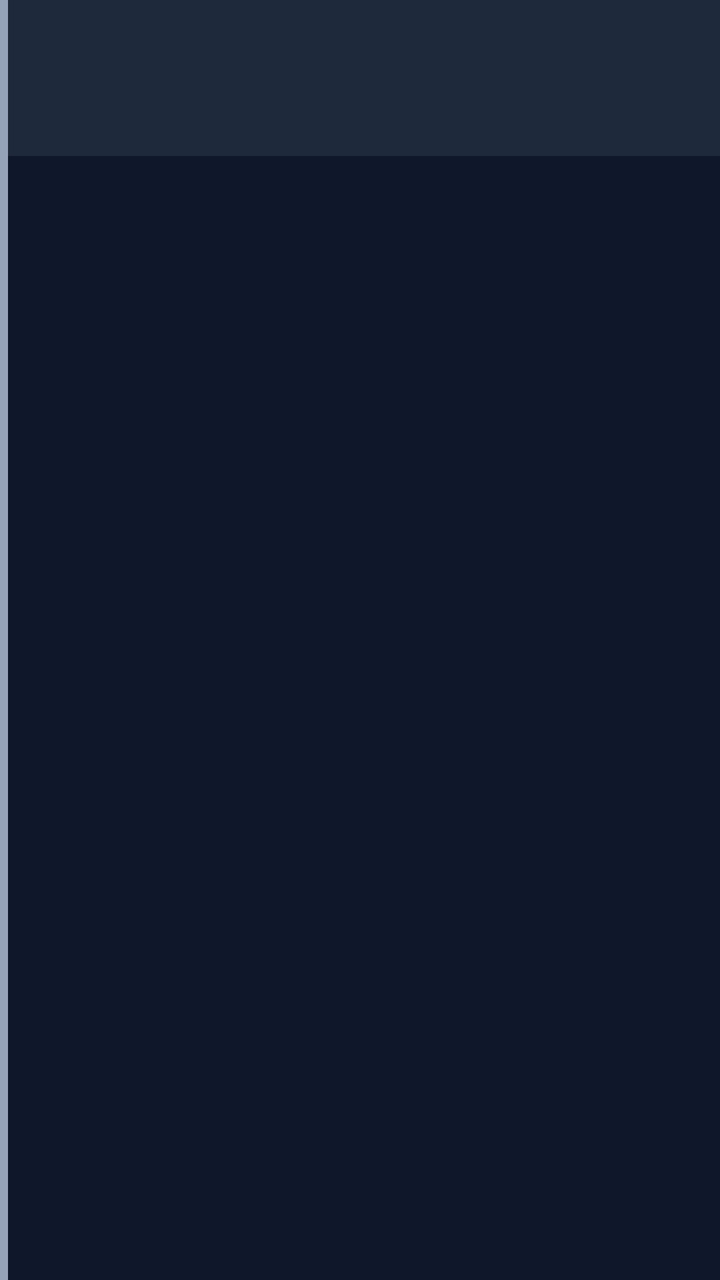
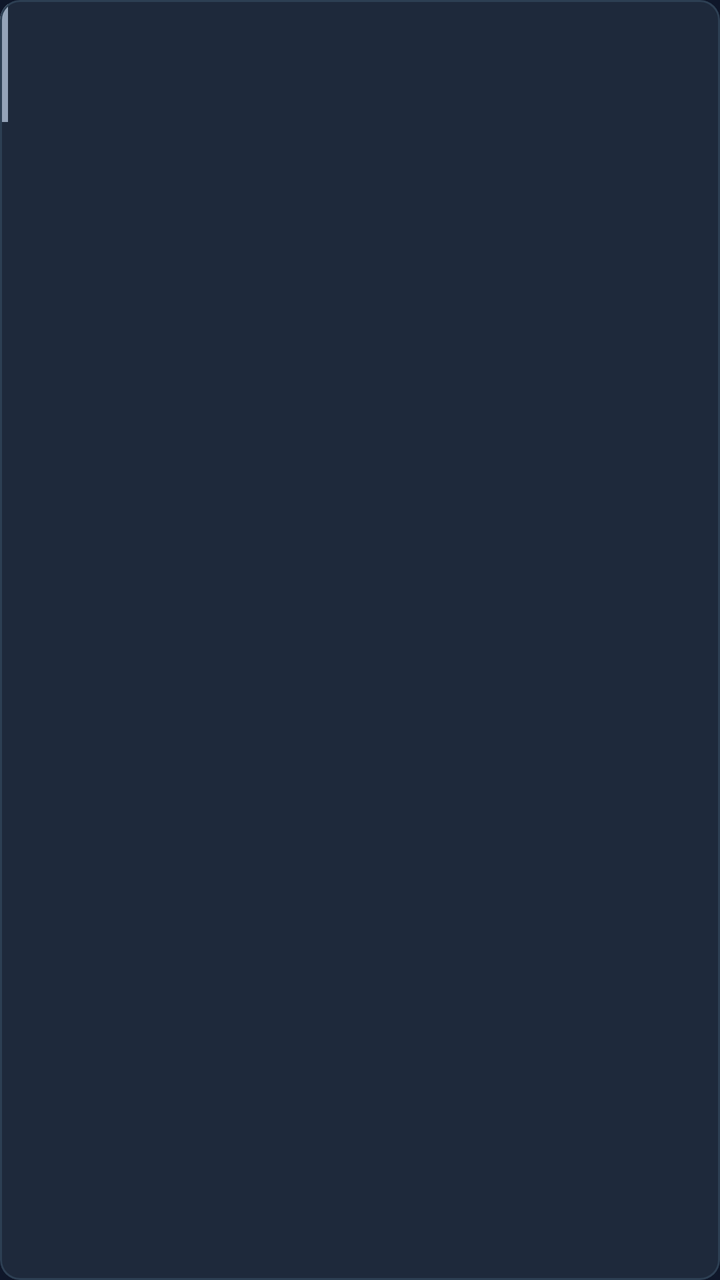

Before-and-after screenshots of an Android layout around one commit, followed by the original layout XML and the change that was made.
<!-- AndroidManifest.xml: application theme Theme.FFDownloader -->
<!-- res/layout/item_queue.xml -->
<?xml version="1.0" encoding="utf-8"?>
<LinearLayout xmlns:android="http://schemas.android.com/apk/res/android"
    android:layout_width="match_parent"
    android:layout_height="wrap_content"
    android:orientation="horizontal"
    android:layout_marginBottom="8dp">

    <View
        android:id="@+id/statusIndicator"
        android:layout_width="4dp"
        android:layout_height="match_parent"
        android:background="@color/ff_muted" />

    <LinearLayout
        android:layout_width="0dp"
        android:layout_height="wrap_content"
        android:layout_weight="1"
        android:background="@color/ff_surface"
        android:orientation="vertical"
        android:padding="12dp">

        <TextView
            android:id="@+id/itemTitle"
            android:layout_width="match_parent"
            android:layout_height="wrap_content"
            android:textColor="@color/ff_text"
            android:textStyle="bold"
            android:textSize="14sp"
            android:maxLines="1"
            android:ellipsize="middle" />

        <TextView
            android:id="@+id/itemCategory"
            android:layout_width="match_parent"
            android:layout_height="wrap_content"
            android:layout_marginTop="1dp"
            android:textColor="@color/ff_accent"
            android:textSize="11sp" />

        <TextView
            android:id="@+id/itemStatus"
            android:layout_width="match_parent"
            android:layout_height="wrap_content"
            android:layout_marginTop="3dp"
            android:textColor="@color/ff_muted"
            android:textSize="12sp"
            android:maxLines="3"
            android:ellipsize="end" />

        <ProgressBar
            android:id="@+id/itemProgress"
            style="?android:attr/progressBarStyleHorizontal"
            android:layout_width="match_parent"
            android:layout_height="wrap_content"
            android:layout_marginTop="6dp"
            android:max="100"
            android:visibility="gone" />

        <LinearLayout
            android:id="@+id/itemActions"
            android:layout_width="match_parent"
            android:layout_height="wrap_content"
            android:layout_marginTop="6dp"
            android:orientation="horizontal"
            android:visibility="gone">

            <Button
                android:id="@+id/itemPauseResume"
                style="?android:attr/borderlessButtonStyle"
                android:layout_width="wrap_content"
                android:layout_height="wrap_content"
                android:minWidth="0dp"
                android:minHeight="0dp"
                android:paddingHorizontal="0dp"
                android:layout_marginEnd="24dp"
                android:textColor="@color/ff_accent"
                android:textSize="13sp"
                android:textStyle="bold"
                android:text="@string/action_pause" />

            <Button
                android:id="@+id/itemCancel"
                style="?android:attr/borderlessButtonStyle"
                android:layout_width="wrap_content"
                android:layout_height="wrap_content"
                android:minWidth="0dp"
                android:minHeight="0dp"
                android:paddingHorizontal="0dp"
                android:textColor="@color/ff_error"
                android:textSize="13sp"
                android:textStyle="bold"
                android:text="@string/action_cancel" />
        </LinearLayout>

    </LinearLayout>
</LinearLayout>
<!-- resources referenced by this layout -->
<resources>
  <color name="ff_accent">#38BDF8</color>
  <color name="ff_error">#F87171</color>
  <color name="ff_muted">#94A3B8</color>
  <color name="ff_surface">#1E293B</color>
  <color name="ff_text">#F1F5F9</color>
  <string name="action_cancel">Cancel</string>
  <string name="action_pause">Pause</string>
  <style name="Theme.FFDownloader" parent="Theme.MaterialComponents.DayNight.NoActionBar">
          <item name="colorPrimary">@color/ff_accent</item>
          <item name="colorPrimaryDark">@color/ff_bg</item>
          <item name="colorAccent">@color/ff_accent</item>
          <item name="android:windowBackground">@color/ff_bg</item>
          <item name="android:statusBarColor">@color/ff_bg</item>
      </style>
  <color name="ff_bg">#0F172A</color>
</resources>

<!-- the commit's change to res/layout/item_queue.xml (unified diff, before → after) -->
@@ -1,96 +1,144 @@
 <?xml version="1.0" encoding="utf-8"?>
-<LinearLayout xmlns:android="http://schemas.android.com/apk/res/android"
+<com.google.android.material.card.MaterialCardView
+    xmlns:android="http://schemas.android.com/apk/res/android"
+    xmlns:app="http://schemas.android.com/apk/res-auto"
     android:layout_width="match_parent"
     android:layout_height="wrap_content"
-    android:orientation="horizontal"
-    android:layout_marginBottom="8dp">
-
-    <View
-        android:id="@+id/statusIndicator"
-        android:layout_width="4dp"
-        android:layout_height="match_parent"
-        android:background="@color/ff_muted" />
+    android:layout_marginBottom="8dp"
+    app:cardBackgroundColor="@color/ff_surface"
+    app:cardCornerRadius="10dp"
+    app:cardElevation="0dp"
+    app:strokeColor="@color/ff_divider"
+    app:strokeWidth="1dp">
 
     <LinearLayout
-        android:layout_width="0dp"
+        android:layout_width="match_parent"
         android:layout_height="wrap_content"
-        android:layout_weight="1"
-        android:background="@color/ff_surface"
-        android:orientation="vertical"
-        android:padding="12dp">
+        android:orientation="horizontal">
 
-        <TextView
-            android:id="@+id/itemTitle"
-            android:layout_width="match_parent"
+        
+        <View
+            android:id="@+id/statusIndicator"
+            android:layout_width="4dp"
+            android:layout_height="match_parent"
+            android:background="@color/ff_muted" />
+
+        
+        <LinearLayout
+            android:layout_width="0dp"
             android:layout_height="wrap_content"
-            android:textColor="@color/ff_text"
-            android:textStyle="bold"
-            android:textSize="14sp"
-            android:maxLines="1"
-            android:ellipsize="middle" />
+            android:layout_weight="1"
+            android:orientation="vertical"
+            android:padding="12dp">
 
-        <TextView
-            android:id="@+id/itemCategory"
-            android:layout_width="match_parent"
-            android:layout_height="wrap_content"
-            android:layout_marginTop="1dp"
-            android:textColor="@color/ff_accent"
-            android:textSize="11sp" />
+            
+            <LinearLayout
+                android:layout_width="match_parent"
+                android:layout_height="wrap_content"
+                android:orientation="horizontal"
+                android:gravity="center_vertical">
 
-        <TextView
-            android:id="@+id/itemStatus"
-            android:layout_width="match_parent"
-            android:layout_height="wrap_content"
-            android:layout_marginTop="3dp"
-            android:textColor="@color/ff_muted"
-            android:textSize="12sp"
-            android:maxLines="3"
-            android:ellipsize="end" />
+                <TextView
+                    android:id="@+id/itemTitle"
+                    android:layout_width="0dp"
+                    android:layout_height="wrap_content"
+                    android:layout_weight="1"
+                    android:textColor="@color/ff_text"
+                    android:textStyle="bold"
+                    android:textSize="13sp"
+                    android:maxLines="1"
+                    android:ellipsize="middle" />
 
-        <ProgressBar
-            android:id="@+id/itemProgress"
-            style="?android:attr/progressBarStyleHorizontal"
-            android:layout_width="match_parent"
-            android:layout_height="wrap_content"
-            android:layout_marginTop="6dp"
-            android:max="100"
-            android:visibility="gone" />
+                <TextView
+                    android:id="@+id/itemCategory"
+                    android:layout_width="wrap_content"
+                    android:layout_height="wrap_content"
+                    android:layout_marginStart="8dp"
+                    android:textColor="@color/ff_accent"
+                    android:textSize="10sp" />
+            </LinearLayout>
 
-        <LinearLayout
-            android:id="@+id/itemActions"
-            android:layout_width="match_parent"
-            android:layout_height="wrap_content"
-            android:layout_marginTop="6dp"
-            android:orientation="horizontal"
-            android:visibility="gone">
+            
+            <TextView
+                android:id="@+id/itemStatus"
+                android:layout_width="match_parent"
+                android:layout_height="wrap_content"
+                android:layout_marginTop="3dp"
+                android:textColor="@color/ff_muted"
+                android:textSize="12sp"
+                android:maxLines="2"
+                android:ellipsize="end" />
 
-            <Button
-                android:id="@+id/itemPauseResume"
-                style="?android:attr/borderlessButtonStyle"
-                android:layout_width="wrap_content"
+            
+            <TextView
+                android:id="@+id/itemSizeText"
+                android:layout_width="match_parent"
                 android:layout_height="wrap_content"
-                android:minWidth="0dp"
-                android:minHeight="0dp"
-                android:paddingHorizontal="0dp"
-                android:layout_marginEnd="24dp"
-                android:textColor="@color/ff_accent"
-                android:textSize="13sp"
+                android:layout_marginTop="8dp"
+                android:textColor="@color/ff_text"
+                android:textSize="15sp"
                 android:textStyle="bold"
-                android:text="@string/action_pause" />
+                android:visibility="gone" />
 
-            <Button
-                android:id="@+id/itemCancel"
-                style="?android:attr/borderlessButtonStyle"
-                android:layout_width="wrap_content"
+            
+            <ProgressBar
+                android:id="@+id/itemProgress"
+                style="?android:attr/progressBarStyleHorizontal"
+                android:layout_width="match_parent"
+                android:layout_height="5dp"
+                android:layout_marginTop="8dp"
+                android:max="100"
+                android:visibility="gone"
+                android:progressTint="@color/ff_accent"
+                android:progressBackgroundTint="@color/ff_divider" />
+
+            
+            <TextView
+                android:id="@+id/itemSpeedEta"
+                android:layout_width="match_parent"
                 android:layout_height="wrap_content"
-                android:minWidth="0dp"
-                android:minHeight="0dp"
-                android:paddingHorizontal="0dp"
-                android:textColor="@color/ff_error"
-                android:textSize="13sp"
-                android:textStyle="bold"
-                android:text="@string/action_cancel" />
+                android:layout_marginTop="5dp"
+                android:textColor="@color/ff_muted"
+                android:textSize="11sp"
+                android:visibility="gone" />
+
+            
+            <LinearLayout
+                android:id="@+id/itemActions"
+                android:layout_width="match_parent"
+                android:layout_height="wrap_content"
+                android:layout_marginTop="6dp"
+                android:orientation="horizontal"
+                android:visibility="gone">
+
+                <Button
+                    android:id="@+id/itemPauseResume"
+                    style="?android:attr/borderlessButtonStyle"
+                    android:layout_width="wrap_content"
+                    android:layout_height="wrap_content"
+                    android:minWidth="0dp"
+                    android:minHeight="0dp"
+                    android:paddingHorizontal="0dp"
+                    android:layout_marginEnd="24dp"
+                    android:textColor="@color/ff_accent"
+                    android:textSize="13sp"
+                    android:textStyle="bold"
+                    android:text="@string/action_pause" />
+
+                <Button
+                    android:id="@+id/itemCancel"
+                    style="?android:attr/borderlessButtonStyle"
+                    android:layout_width="wrap_content"
+                    android:layout_height="wrap_content"
+                    android:minWidth="0dp"
+                    android:minHeight="0dp"
+                    android:paddingHorizontal="0dp"
+                    android:textColor="@color/ff_error"
+                    android:textSize="13sp"
+                    android:textStyle="bold"
+                    android:text="@string/action_cancel" />
+            </LinearLayout>
+
         </LinearLayout>
-
     </LinearLayout>
-</LinearLayout>
+</com.google.android.material.card.MaterialCardView>
<!-- resource entries referenced after the edit -->
@@ -1,6 +1,7 @@
 <!-- resources referenced by this layout -->
 <resources>
   <color name="ff_accent">#38BDF8</color>
+  <color name="ff_divider">#2D3F53</color>
   <color name="ff_error">#F87171</color>
   <color name="ff_muted">#94A3B8</color>
   <color name="ff_surface">#1E293B</color>
